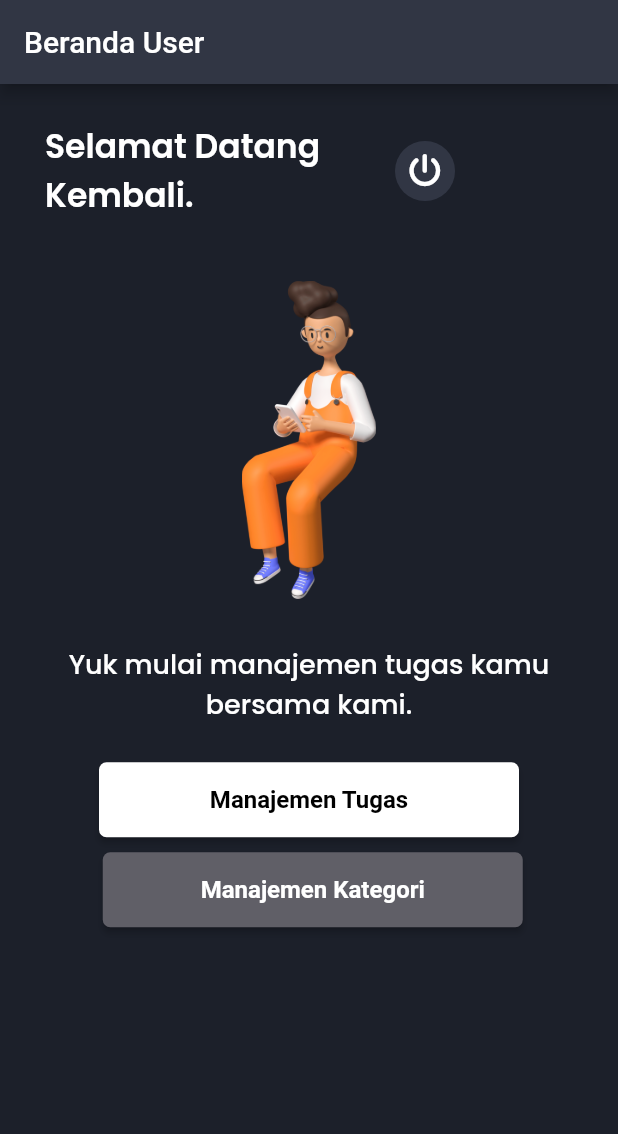
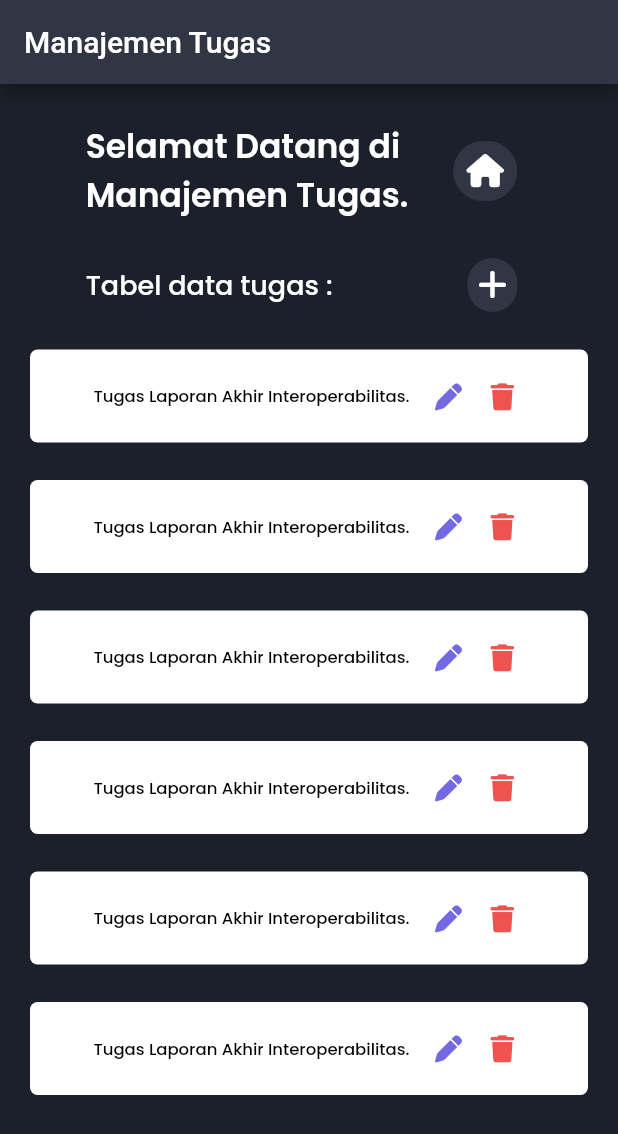
Before and after one commit to akuutauf/project-interoperabilitas-ui, a Flutter app: the BerandaUser screen opened directly, after a tap on "Manajemen Tugas", on a phone screen of 412 x 824 dp. Shown: the top 1134 px of the screen. Run offline on Flutter 3.47's test engine with Material 2 defaults, Android fonts, the phone set to English and light mode, and no system bars; our stand-ins replace font_awesome_flutter, google_fonts.

Commit message:
Menambahkan halaman dan konten Manajemen Tugas

```diff
--- a/lib/screens/page_beranda.dart
+++ b/lib/screens/page_beranda.dart
@@ -1,6 +1,7 @@
 import 'package:flutter/material.dart';
 import 'package:font_awesome_flutter/font_awesome_flutter.dart';
 import 'package:google_fonts/google_fonts.dart';
+import 'package:mobile_ui_interoperabilitas/screens/page_manajemen_tugas.dart';
 import 'package:mobile_ui_interoperabilitas/screens/page_signin.dart';
 
 class BerandaUser extends StatefulWidget {
@@ -26,7 +27,7 @@ class _BerandaUserState extends State<BerandaUser> {
           crossAxisAlignment: CrossAxisAlignment.center,
           children: [
             Row(
-              mainAxisAlignment: MainAxisAlignment.start,
+              mainAxisAlignment: MainAxisAlignment.center,
               crossAxisAlignment: CrossAxisAlignment.center,
               children: [
                 Container(
@@ -58,7 +59,7 @@ class _BerandaUserState extends State<BerandaUser> {
                       child: Padding(
                         padding: EdgeInsets.all(9),
                         child: FaIcon(
-                          FontAwesomeIcons.powerOff,
+                          FontAwesomeIcons.rightFromBracket,
                           color: Colors.white,
                           size: 22,
                         ),
@@ -94,7 +95,7 @@ class _BerandaUserState extends State<BerandaUser> {
               child: ElevatedButton(
                 onPressed: () {
                   Navigator.push(context, MaterialPageRoute(builder: (context) {
-                    return BerandaUser();
+                    return ManajemenTugas();
                   }));
                 },
                 child: const Text(
@@ -124,7 +125,7 @@ class _BerandaUserState extends State<BerandaUser> {
                   style: TextStyle(fontWeight: FontWeight.w700, fontSize: 16),
                 ),
                 style: ElevatedButton.styleFrom(
-                    primary: Color.fromARGB(255, 96, 95, 103),
+                    primary: Color.fromRGBO(49, 54, 68, 1),
                     onPrimary: Colors.white,
                     fixedSize: const Size(300, 100),
                     shape: RoundedRectangleBorder(
--- /dev/null
+++ b/lib/screens/page_manajemen_tugas.dart
@@ -0,0 +1,449 @@
+import 'package:flutter/material.dart';
+import 'package:font_awesome_flutter/font_awesome_flutter.dart';
+import 'package:google_fonts/google_fonts.dart';
+import 'package:mobile_ui_interoperabilitas/screens/page_beranda.dart';
+
+class ManajemenTugas extends StatefulWidget {
+  const ManajemenTugas({Key? key}) : super(key: key);
+
+  @override
+  State<ManajemenTugas> createState() => _ManajemenTugasState();
+}
+
+class _ManajemenTugasState extends State<ManajemenTugas> {
+  @override
+  Widget build(BuildContext context) {
+    return Scaffold(
+      appBar: AppBar(
+        title: Text('Manajemen Tugas'),
+        automaticallyImplyLeading: false,
+        backgroundColor: Color.fromRGBO(49, 54, 68, 1),
+      ),
+      backgroundColor: Color.fromRGBO(28, 32, 42, 1),
+      body: Container(
+        child: ListView(
+          children: [
+            Row(
+              mainAxisAlignment: MainAxisAlignment.center,
+              crossAxisAlignment: CrossAxisAlignment.center,
+              children: [
+                Container(
+                  margin: EdgeInsets.fromLTRB(20, 25, 30, 0),
+                  child: Text(
+                    'Selamat Datang di\nManajemen Tugas.',
+                    style: GoogleFonts.poppins(
+                      color: Colors.white,
+                      fontSize: 22,
+                      fontWeight: FontWeight.w600,
+                    ),
+                    textAlign: TextAlign.left,
+                  ),
+                ),
+                Container(
+                    decoration: BoxDecoration(
+                      color: Color.fromRGBO(49, 54, 68, 1),
+                      borderRadius: BorderRadius.all(Radius.circular(20)),
+                    ),
+                    margin: EdgeInsets.fromLTRB(0, 25, 30, 0),
+                    child: GestureDetector(
+                      onTap: () {
+                        Navigator.push(context,
+                            MaterialPageRoute(builder: (context) {
+                          return BerandaUser();
+                        }));
+                      },
+                      child: Padding(
+                        padding: EdgeInsets.all(9),
+                        child: FaIcon(
+                          FontAwesomeIcons.home,
+                          color: Colors.white,
+                          size: 22,
+                        ),
+                      ),
+                    )),
+              ],
+            ),
+            Row(
+              mainAxisAlignment: MainAxisAlignment.center,
+              children: [
+                Container(
+                  margin: EdgeInsets.fromLTRB(20, 25, 0, 0),
+                  child: Text(
+                    'Tabel data tugas :',
+                    style: GoogleFonts.poppins(
+                      color: Colors.white,
+                      fontSize: 18,
+                      fontWeight: FontWeight.w500,
+                    ),
+                    textAlign: TextAlign.left,
+                  ),
+                ),
+                Container(
+                    decoration: BoxDecoration(
+                      color: Color.fromRGBO(49, 54, 68, 1),
+                      borderRadius: BorderRadius.all(Radius.circular(20)),
+                    ),
+                    margin: EdgeInsets.fromLTRB(90, 25, 30, 0),
+                    child: GestureDetector(
+                      onTap: () {
+                        Navigator.push(context,
+                            MaterialPageRoute(builder: (context) {
+                          return ManajemenTugas();
+                        }));
+                      },
+                      child: Padding(
+                        padding: EdgeInsets.all(7),
+                        child: FaIcon(
+                          FontAwesomeIcons.plus,
+                          color: Colors.white,
+                          size: 22,
+                        ),
+                      ),
+                    )),
+              ],
+            ),
+            Container(
+              decoration: BoxDecoration(
+                  color: Colors.white, borderRadius: BorderRadius.circular(5)),
+              margin: EdgeInsets.fromLTRB(20, 25, 20, 0),
+              child: Padding(
+                padding: EdgeInsets.fromLTRB(0, 15, 0, 15),
+                child:
+                    Row(mainAxisAlignment: MainAxisAlignment.center, children: [
+                  Text(
+                    'Tugas Laporan Akhir Interoperabilitas.',
+                    style: GoogleFonts.poppins(
+                      color: Colors.black,
+                      fontSize: 11,
+                      fontWeight: FontWeight.w500,
+                    ),
+                    textAlign: TextAlign.left,
+                  ),
+                  Container(
+                      margin: EdgeInsets.fromLTRB(10, 0, 0, 0),
+                      child: GestureDetector(
+                        onTap: () {
+                          Navigator.push(context,
+                              MaterialPageRoute(builder: (context) {
+                            return ManajemenTugas();
+                          }));
+                        },
+                        child: Padding(
+                          padding: EdgeInsets.all(7),
+                          child: FaIcon(
+                            FontAwesomeIcons.pen,
+                            color: Color.fromARGB(255, 114, 105, 227),
+                            size: 18,
+                          ),
+                        ),
+                      )),
+                  Container(
+                      margin: EdgeInsets.fromLTRB(5, 0, 0, 0),
+                      child: GestureDetector(
+                        onTap: () {
+                          Navigator.push(context,
+                              MaterialPageRoute(builder: (context) {
+                            return ManajemenTugas();
+                          }));
+                        },
+                        child: Padding(
+                          padding: EdgeInsets.all(7),
+                          child: FaIcon(
+                            FontAwesomeIcons.trash,
+                            color: Colors.red[400],
+                            size: 18,
+                          ),
+                        ),
+                      )),
+                ]),
+              ),
+            ),
+            Container(
+              decoration: BoxDecoration(
+                  color: Colors.white, borderRadius: BorderRadius.circular(5)),
+              margin: EdgeInsets.fromLTRB(20, 25, 20, 0),
+              child: Padding(
+                padding: EdgeInsets.fromLTRB(0, 15, 0, 15),
+                child:
+                    Row(mainAxisAlignment: MainAxisAlignment.center, children: [
+                  Text(
+                    'Tugas Laporan Akhir Interoperabilitas.',
+                    style: GoogleFonts.poppins(
+                      color: Colors.black,
+                      fontSize: 11,
+                      fontWeight: FontWeight.w500,
+                    ),
+                    textAlign: TextAlign.left,
+                  ),
+                  Container(
+                      margin: EdgeInsets.fromLTRB(10, 0, 0, 0),
+                      child: GestureDetector(
+                        onTap: () {
+                          Navigator.push(context,
+                              MaterialPageRoute(builder: (context) {
+                            return ManajemenTugas();
+                          }));
+                        },
+                        child: Padding(
+                          padding: EdgeInsets.all(7),
+                          child: FaIcon(
+                            FontAwesomeIcons.pen,
+                            color: Color.fromARGB(255, 114, 105, 227),
+                            size: 18,
+                          ),
+                        ),
+                      )),
+                  Container(
+                      margin: EdgeInsets.fromLTRB(5, 0, 0, 0),
+                      child: GestureDetector(
+                        onTap: () {
+                          Navigator.push(context,
+                              MaterialPageRoute(builder: (context) {
+                            return ManajemenTugas();
+                          }));
+                        },
+                        child: Padding(
+                          padding: EdgeInsets.all(7),
+                          child: FaIcon(
+                            FontAwesomeIcons.trash,
+                            color: Colors.red[400],
+                            size: 18,
+                          ),
+                        ),
+                      )),
+                ]),
+              ),
+            ),
+            Container(
+              decoration: BoxDecoration(
+                  color: Colors.white, borderRadius: BorderRadius.circular(5)),
+              margin: EdgeInsets.fromLTRB(20, 25, 20, 0),
+              child: Padding(
+                padding: EdgeInsets.fromLTRB(0, 15, 0, 15),
+                child:
+                    Row(mainAxisAlignment: MainAxisAlignment.center, children: [
+                  Text(
+                    'Tugas Laporan Akhir Interoperabilitas.',
+                    style: GoogleFonts.poppins(
+                      color: Colors.black,
+                      fontSize: 11,
+                      fontWeight: FontWeight.w500,
+                    ),
+                    textAlign: TextAlign.left,
+                  ),
+                  Container(
+                      margin: EdgeInsets.fromLTRB(10, 0, 0, 0),
+                      child: GestureDetector(
+                        onTap: () {
+                          Navigator.push(context,
+                              MaterialPageRoute(builder: (context) {
+                            return ManajemenTugas();
+                          }));
+                        },
+                        child: Padding(
+                          padding: EdgeInsets.all(7),
+                          child: FaIcon(
+                            FontAwesomeIcons.pen,
+                            color: Color.fromARGB(255, 114, 105, 227),
+                            size: 18,
+                          ),
+                        ),
+                      )),
+                  Container(
+                      margin: EdgeInsets.fromLTRB(5, 0, 0, 0),
+                      child: GestureDetector(
+                        onTap: () {
+                          Navigator.push(context,
+                              MaterialPageRoute(builder: (context) {
+                            return ManajemenTugas();
+                          }));
+                        },
+                        child: Padding(
+                          padding: EdgeInsets.all(7),
+                          child: FaIcon(
+                            FontAwesomeIcons.trash,
+                            color: Colors.red[400],
+                            size: 18,
+                          ),
+                        ),
+                      )),
+                ]),
+              ),
+            ),
+            Container(
+              decoration: BoxDecoration(
+                  color: Colors.white, borderRadius: BorderRadius.circular(5)),
+              margin: EdgeInsets.fromLTRB(20, 25, 20, 0),
+              child: Padding(
+                padding: EdgeInsets.fromLTRB(0, 15, 0, 15),
+                child:
+                    Row(mainAxisAlignment: MainAxisAlignment.center, children: [
+                  Text(
+                    'Tugas Laporan Akhir Interoperabilitas.',
+                    style: GoogleFonts.poppins(
+                      color: Colors.black,
+                      fontSize: 11,
+                      fontWeight: FontWeight.w500,
+                    ),
+                    textAlign: TextAlign.left,
+                  ),
+                  Container(
+                      margin: EdgeInsets.fromLTRB(10, 0, 0, 0),
+                      child: GestureDetector(
+                        onTap: () {
+                          Navigator.push(context,
+                              MaterialPageRoute(builder: (context) {
+                            return ManajemenTugas();
+                          }));
+                        },
+                        child: Padding(
+                          padding: EdgeInsets.all(7),
+                          child: FaIcon(
+                            FontAwesomeIcons.pen,
+                            color: Color.fromARGB(255, 114, 105, 227),
+                            size: 18,
+                          ),
+                        ),
+                      )),
+                  Container(
+                      margin: EdgeInsets.fromLTRB(5, 0, 0, 0),
+                      child: GestureDetector(
+                        onTap: () {
+                          Navigator.push(context,
+                              MaterialPageRoute(builder: (context) {
+                            return ManajemenTugas();
+                          }));
+                        },
+                        child: Padding(
+                          padding: EdgeInsets.all(7),
+                          child: FaIcon(
+                            FontAwesomeIcons.trash,
+                            color: Colors.red[400],
+                            size: 18,
+                          ),
+                        ),
+                      )),
+                ]),
+              ),
+            ),
+            Container(
+              decoration: BoxDecoration(
+                  color: Colors.white, borderRadius: BorderRadius.circular(5)),
+              margin: EdgeInsets.fromLTRB(20, 25, 20, 0),
+              child: Padding(
+                padding: EdgeInsets.fromLTRB(0, 15, 0, 15),
+                child:
+                    Row(mainAxisAlignment: MainAxisAlignment.center, children: [
+                  Text(
+                    'Tugas Laporan Akhir Interoperabilitas.',
+                    style: GoogleFonts.poppins(
+                      color: Colors.black,
+                      fontSize: 11,
+                      fontWeight: FontWeight.w500,
+                    ),
+                    textAlign: TextAlign.left,
+                  ),
+                  Container(
+                      margin: EdgeInsets.fromLTRB(10, 0, 0, 0),
+                      child: GestureDetector(
+                        onTap: () {
+                          Navigator.push(context,
+                              MaterialPageRoute(builder: (context) {
+                            return ManajemenTugas();
+                          }));
+                        },
+                        child: Padding(
+                          padding: EdgeInsets.all(7),
+                          child: FaIcon(
+                            FontAwesomeIcons.pen,
+                            color: Color.fromARGB(255, 114, 105, 227),
+                            size: 18,
+                          ),
+                        ),
+                      )),
+                  Container(
+                      margin: EdgeInsets.fromLTRB(5, 0, 0, 0),
+                      child: GestureDetector(
+                        onTap: () {
+                          Navigator.push(context,
+                              MaterialPageRoute(builder: (context) {
+                            return ManajemenTugas();
+                          }));
+                        },
+                        child: Padding(
+                          padding: EdgeInsets.all(7),
+                          child: FaIcon(
+                            FontAwesomeIcons.trash,
+                            color: Colors.red[400],
+                            size: 18,
+                          ),
+                        ),
+                      )),
+                ]),
+              ),
+            ),
+            Container(
+              decoration: BoxDecoration(
+                  color: Colors.white, borderRadius: BorderRadius.circular(5)),
+              margin: EdgeInsets.fromLTRB(20, 25, 20, 0),
+              child: Padding(
+                padding: EdgeInsets.fromLTRB(0, 15, 0, 15),
+                child:
+                    Row(mainAxisAlignment: MainAxisAlignment.center, children: [
+                  Text(
+                    'Tugas Laporan Akhir Interoperabilitas.',
+                    style: GoogleFonts.poppins(
+                      color: Colors.black,
+                      fontSize: 11,
+                      fontWeight: FontWeight.w500,
+                    ),
+                    textAlign: TextAlign.left,
+                  ),
+                  Container(
+                      margin: EdgeInsets.fromLTRB(10, 0, 0, 0),
+                      child: GestureDetector(
+                        onTap: () {
+                          Navigator.push(context,
+                              MaterialPageRoute(builder: (context) {
+                            return ManajemenTugas();
+                          }));
+                        },
+                        child: Padding(
+                          padding: EdgeInsets.all(7),
+                          child: FaIcon(
+                            FontAwesomeIcons.pen,
+                            color: Color.fromARGB(255, 114, 105, 227),
+                            size: 18,
+                          ),
+                        ),
+                      )),
+                  Container(
+                      margin: EdgeInsets.fromLTRB(5, 0, 0, 0),
+                      child: GestureDetector(
+                        onTap: () {
+                          Navigator.push(context,
+                              MaterialPageRoute(builder: (context) {
+                            return ManajemenTugas();
+                          }));
+                        },
+                        child: Padding(
+                          padding: EdgeInsets.all(7),
+                          child: FaIcon(
+                            FontAwesomeIcons.trash,
+                            color: Colors.red[400],
+                            size: 18,
+                          ),
+                        ),
+                      )),
+                ]),
+              ),
+            ),
+            Container(
+              margin: EdgeInsets.fromLTRB(20, 20, 20, 20),
+            )
+          ],
+        ),
+      ),
+    );
+  }
+}
```
